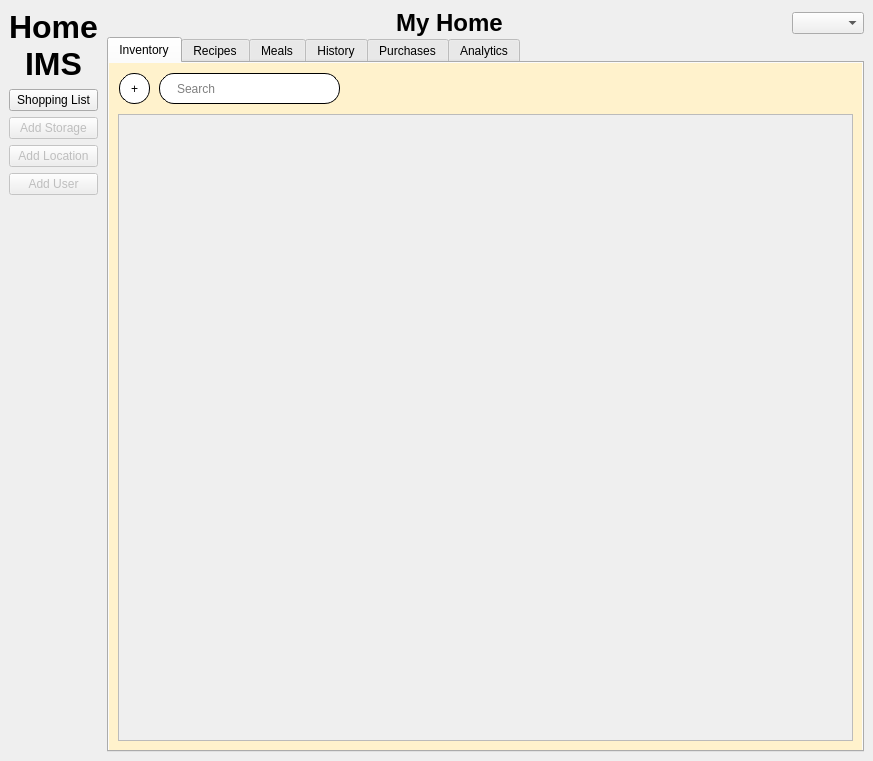
Above: home_ims/src/view/ui/main.ui from isaac-ucalgary/CPSC471_Fall2024_GroupProject before the change. Below: the same form after it.
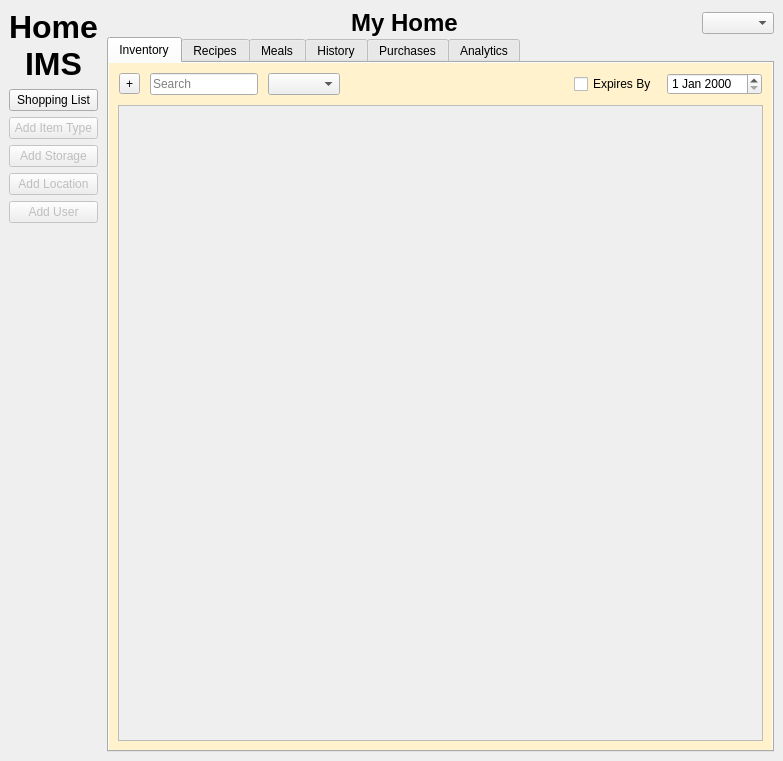
That is the form after the change.

Commit message: Most sidebar buttons functional.

```diff
--- a/home_ims/src/view/ui/main.ui
+++ b/home_ims/src/view/ui/main.ui
@@ -6,7 +6,7 @@
    <rect>
     <x>0</x>
     <y>0</y>
-    <width>873</width>
+    <width>783</width>
     <height>761</height>
    </rect>
   </property>
@@ -46,6 +46,16 @@
            </property>
           </widget>
          </item>
+         <item>
+          <widget class="QPushButton" name="addItemTypeBtn">
+           <property name="enabled">
+            <bool>false</bool>
+           </property>
+           <property name="text">
+            <string>Add Item Type</string>
+           </property>
+          </widget>
+         </item>
          <item>
           <widget class="QPushButton" name="addStorageBtn">
            <property name="enabled">
@@ -181,67 +191,36 @@
             </property>
             <item>
              <widget class="QWidget" name="widget_2" native="true">
-              <property name="sizePolicy">
-               <sizepolicy hsizetype="Fixed" vsizetype="Fixed">
-                <horstretch>0</horstretch>
-                <verstretch>0</verstretch>
-               </sizepolicy>
-              </property>
-              <property name="minimumSize">
-               <size>
-                <width>241</width>
-                <height>51</height>
-               </size>
-              </property>
-              <widget class="QPushButton" name="addItemBtn">
-               <property name="geometry">
-                <rect>
-                 <x>10</x>
-                 <y>10</y>
-                 <width>31</width>
-                 <height>31</height>
-                </rect>
+              <layout class="QHBoxLayout" name="horizontalLayout_2">
+               <property name="spacing">
+                <number>10</number>
+               </property>
+               <property name="leftMargin">
+                <number>10</number>
+               </property>
+               <property name="topMargin">
+                <number>10</number>
                </property>
-               <property name="autoFillBackground">
-                <bool>false</bool>
+               <property name="rightMargin">
+                <number>10</number>
                </property>
-               <property name="styleSheet">
-                <string notr="true">QPushButton:pressed {
-	background-color: #dfdfdf;
-}
-
-QPushButton:disabled {
-	border-color: #9b9b9b;
-}
-
-QPushButton {
-	background-color: #ffffff;
-	border-color: #000000;
-	border: 1px solid;
-	border-radius: 15px;
-}</string>
+               <property name="bottomMargin">
+                <number>10</number>
                </property>
+               <item>
+                <widget class="QToolButton" name="addItemBtn">
                <property name="text">
                 <string>+</string>
                </property>
-               <property name="autoDefault">
-                <bool>false</bool>
-               </property>
-               <property name="default">
-                <bool>false</bool>
-               </property>
-               <property name="flat">
-                <bool>false</bool>
-               </property>
-              </widget>
+                </widget>
+               </item>
+               <item>
               <widget class="QLineEdit" name="inventorySearch">
-               <property name="geometry">
-                <rect>
-                 <x>50</x>
-                 <y>10</y>
-                 <width>181</width>
-                 <height>31</height>
-                </rect>
+                 <property name="sizePolicy">
+                  <sizepolicy hsizetype="Fixed" vsizetype="Fixed">
+                   <horstretch>0</horstretch>
+                   <verstretch>0</verstretch>
+                  </sizepolicy>
                </property>
                <property name="cursor">
                 <cursorShape>IBeamCursor</cursorShape>
@@ -249,19 +228,6 @@
                <property name="tabletTracking">
                 <bool>false</bool>
                </property>
-               <property name="styleSheet">
-                <string notr="true">QLineEdit {
-	background-color: #ffffff;
-	border: 1px solid;
-	border-radius: 15px;
-	padding-left: 15px;
-	padding-right: 15px;
-}
-
-QLineEdit:disabled {
-	border-color: #9b9b9b;
-}</string>
-               </property>
                <property name="text">
                 <string/>
                </property>
@@ -269,6 +235,43 @@
                 <string>Search</string>
                </property>
               </widget>
+               </item>
+               <item>
+                <widget class="QComboBox" name="storageSelector"/>
+               </item>
+               <item>
+                <spacer name="horizontalSpacer_6">
+                 <property name="orientation">
+                  <enum>Qt::Horizontal</enum>
+                 </property>
+                 <property name="sizeHint" stdset="0">
+                  <size>
+                   <width>40</width>
+                   <height>20</height>
+                  </size>
+                 </property>
+                </spacer>
+               </item>
+               <item>
+                <widget class="QCheckBox" name="filterExpiry">
+                 <property name="sizePolicy">
+                  <sizepolicy hsizetype="Fixed" vsizetype="Fixed">
+                   <horstretch>0</horstretch>
+                   <verstretch>0</verstretch>
+                  </sizepolicy>
+                 </property>
+                 <property name="layoutDirection">
+                  <enum>Qt::LeftToRight</enum>
+                 </property>
+                 <property name="text">
+                  <string>Expires By</string>
+                 </property>
+                </widget>
+               </item>
+               <item>
+                <widget class="QDateEdit" name="expiryInput"/>
+               </item>
+              </layout>
              </widget>
             </item>
             <item>
@@ -306,8 +309,8 @@
                    <rect>
                     <x>0</x>
                     <y>0</y>
-                    <width>714</width>
-                    <height>613</height>
+                    <width>624</width>
+                    <height>622</height>
                    </rect>
                   </property>
                   <property name="styleSheet">
@@ -315,11 +318,7 @@
 	background-color: #00ffffff;
 }</string>
                   </property>
-                  <layout class="QVBoxLayout" name="verticalLayout_6">
-                   <item>
-                    <widget class="QWidget" name="widget_6" native="true"/>
-                   </item>
-                  </layout>
+                  <layout class="QVBoxLayout" name="verticalLayout_6"/>
                  </widget>
                 </widget>
                </item>
@@ -357,68 +356,37 @@
              <number>0</number>
             </property>
             <item>
-             <widget class="QWidget" name="widget_4" native="true">
-              <property name="sizePolicy">
-               <sizepolicy hsizetype="Fixed" vsizetype="Fixed">
-                <horstretch>0</horstretch>
-                <verstretch>0</verstretch>
-               </sizepolicy>
-              </property>
-              <property name="minimumSize">
-               <size>
-                <width>241</width>
-                <height>51</height>
-               </size>
-              </property>
-              <widget class="QPushButton" name="addRecipeBtn">
-               <property name="geometry">
-                <rect>
-                 <x>10</x>
-                 <y>10</y>
-                 <width>31</width>
-                 <height>31</height>
-                </rect>
+             <widget class="QWidget" name="widget_6" native="true">
+              <layout class="QHBoxLayout" name="horizontalLayout_5">
+               <property name="spacing">
+                <number>10</number>
+               </property>
+               <property name="leftMargin">
+                <number>10</number>
+               </property>
+               <property name="topMargin">
+                <number>10</number>
                </property>
-               <property name="autoFillBackground">
-                <bool>false</bool>
+               <property name="rightMargin">
+                <number>10</number>
                </property>
-               <property name="styleSheet">
-                <string notr="true">QPushButton:pressed {
-	background-color: #dfdfdf;
-}
-
-QPushButton:disabled {
-	border-color: #9b9b9b;
-}
-
-QPushButton {
-	background-color: #ffffff;
-	border-color: #000000;
-	border: 1px solid;
-	border-radius: 15px;
-}</string>
+               <property name="bottomMargin">
+                <number>10</number>
                </property>
+               <item>
+                <widget class="QToolButton" name="addRecipeBtn">
                <property name="text">
                 <string>+</string>
                </property>
-               <property name="autoDefault">
-                <bool>false</bool>
-               </property>
-               <property name="default">
-                <bool>false</bool>
-               </property>
-               <property name="flat">
-                <bool>false</bool>
-               </property>
-              </widget>
+                </widget>
+               </item>
+               <item>
               <widget class="QLineEdit" name="recipeSearch">
-               <property name="geometry">
-                <rect>
-                 <x>50</x>
-                 <y>10</y>
-                 <width>181</width>
-                 <height>31</height>
-                </rect>
+                 <property name="sizePolicy">
+                  <sizepolicy hsizetype="Fixed" vsizetype="Fixed">
+                   <horstretch>0</horstretch>
+                   <verstretch>0</verstretch>
+                  </sizepolicy>
                </property>
                <property name="cursor">
                 <cursorShape>IBeamCursor</cursorShape>
@@ -426,19 +394,6 @@
                <property name="tabletTracking">
                 <bool>false</bool>
                </property>
-               <property name="styleSheet">
-                <string notr="true">QLineEdit {
-	background-color: #ffffff;
-	border: 1px solid;
-	border-radius: 15px;
-	padding-left: 15px;
-	padding-right: 15px;
-}
-
-QLineEdit:disabled {
-	border-color: #9b9b9b;
-}</string>
-               </property>
                <property name="text">
                 <string/>
                </property>
@@ -446,6 +401,21 @@
                 <string>Search</string>
                </property>
               </widget>
+               </item>
+               <item>
+                <spacer name="horizontalSpacer_5">
+                 <property name="orientation">
+                  <enum>Qt::Horizontal</enum>
+                 </property>
+                 <property name="sizeHint" stdset="0">
+                  <size>
+                   <width>40</width>
+                   <height>20</height>
+                  </size>
+                 </property>
+                </spacer>
+               </item>
+              </layout>
              </widget>
             </item>
            </layout>
```
Lines whose indentation alone changed are shown as unchanged. The commit also changes 10 other files.
